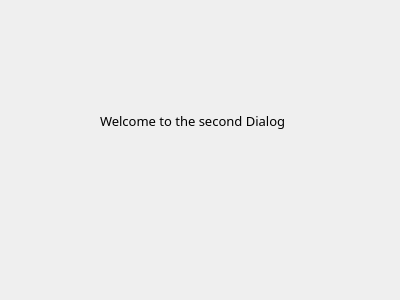
The window that Demo/MyLogin/secdialog.ui (radiomanyi/Qt-Embedded-System) describes before a commit, drawn with Qt 5.
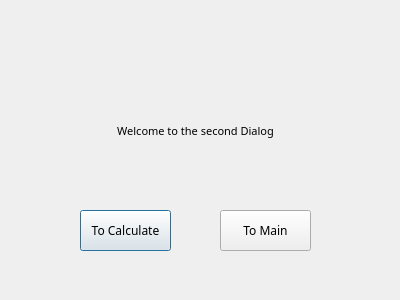
The same window after the commit.

Patch:
```diff
--- a/Demo/MyLogin/secdialog.ui
+++ b/Demo/MyLogin/secdialog.ui
@@ -16,20 +16,59 @@
   <widget class="QLabel" name="label">
    <property name="geometry">
     <rect>
-     <x>100</x>
-     <y>100</y>
+     <x>90</x>
+     <y>110</y>
      <width>211</width>
      <height>41</height>
     </rect>
    </property>
    <property name="font">
     <font>
-     <family>Montserrat Light</family>
-     <pointsize>10</pointsize>
+     <family>Agency FB</family>
+     <pointsize>8</pointsize>
     </font>
    </property>
    <property name="text">
     <string>Welcome to the second Dialog</string>
+   </property>
+   <property name="alignment">
+    <set>Qt::AlignCenter</set>
+   </property>
+  </widget>
+  <widget class="QPushButton" name="pushButton">
+   <property name="geometry">
+    <rect>
+     <x>80</x>
+     <y>210</y>
+     <width>91</width>
+     <height>41</height>
+    </rect>
+   </property>
+   <property name="font">
+    <font>
+     <family>Agency FB</family>
+    </font>
+   </property>
+   <property name="text">
+    <string>To Calculate</string>
+   </property>
+  </widget>
+  <widget class="QPushButton" name="pushButton_2">
+   <property name="geometry">
+    <rect>
+     <x>220</x>
+     <y>210</y>
+     <width>91</width>
+     <height>41</height>
+    </rect>
+   </property>
+   <property name="font">
+    <font>
+     <family>Agency FB</family>
+    </font>
+   </property>
+   <property name="text">
+    <string>To Main</string>
    </property>
   </widget>
  </widget>
```
